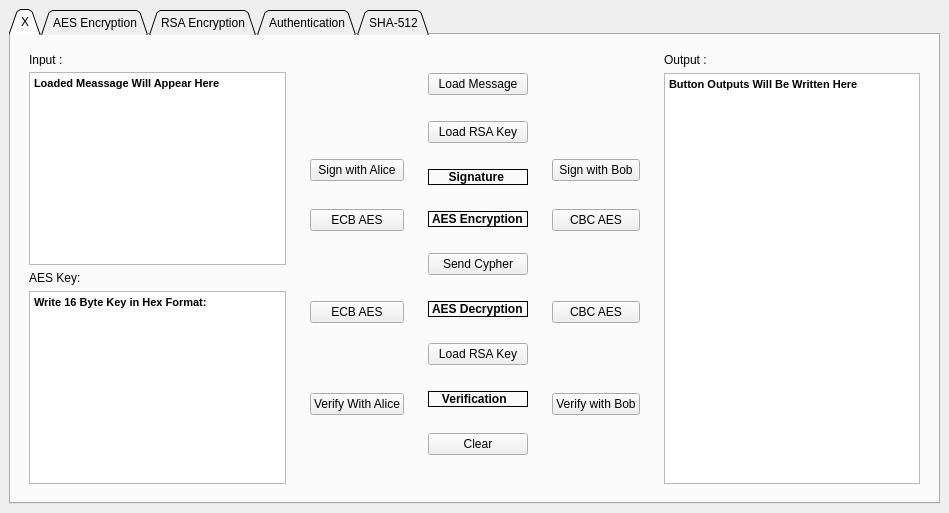
Qt form src/GUI.ui (MostafaMonged/Computer_Security_Project) before a commit.
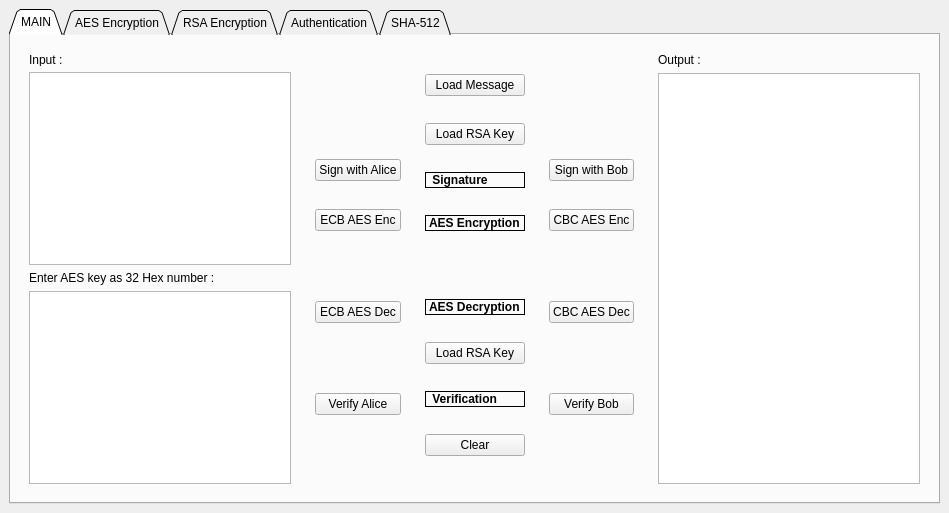
The same form after that commit.

```diff
--- a/src/GUI.ui
+++ b/src/GUI.ui
@@ -61,7 +61,7 @@
       </property>
       <widget class="QWidget" name="tab1">
        <attribute name="title">
-        <string>X</string>
+        <string>MAIN</string>
        </attribute>
        <layout class="QHBoxLayout" name="horizontalLayout_2">
         <item>
@@ -87,7 +87,7 @@
 &lt;html&gt;&lt;head&gt;&lt;meta name=&quot;qrichtext&quot; content=&quot;1&quot; /&gt;&lt;style type=&quot;text/css&quot;&gt;
 p, li { white-space: pre-wrap; }
 &lt;/style&gt;&lt;/head&gt;&lt;body style=&quot; font-family:'MS Shell Dlg 2'; font-size:8.25pt; font-weight:400; font-style:normal;&quot;&gt;
-&lt;p style=&quot; margin-top:0px; margin-bottom:0px; margin-left:0px; margin-right:0px; -qt-block-indent:0; text-indent:0px;&quot;&gt;&lt;span style=&quot; font-weight:600;&quot;&gt;Loaded Meassage Will Appear Here&lt;/span&gt;                                                   &lt;/p&gt;
+&lt;p style=&quot; margin-top:0px; margin-bottom:0px; margin-left:0px; margin-right:0px; -qt-block-indent:0; text-indent:0px;&quot;&gt;                                                            &lt;/p&gt;
 &lt;p style=&quot; margin-top:0px; margin-bottom:0px; margin-left:0px; margin-right:0px; -qt-block-indent:0; text-indent:0px;&quot;&gt;                                                            &lt;/p&gt;
 &lt;p style=&quot;-qt-paragraph-type:empty; margin-top:0px; margin-bottom:0px; margin-left:0px; margin-right:0px; -qt-block-indent:0; text-indent:0px;&quot;&gt;&lt;br /&gt;&lt;/p&gt;&lt;/body&gt;&lt;/html&gt;</string>
              </property>
@@ -96,7 +96,7 @@
            <item>
             <widget class="QLabel" name="KeyAESLabel">
              <property name="text">
-              <string>AES Key:</string>
+              <string>Enter AES key as 32 Hex number :</string>
              </property>
             </widget>
            </item>
@@ -107,7 +107,9 @@
 &lt;html&gt;&lt;head&gt;&lt;meta name=&quot;qrichtext&quot; content=&quot;1&quot; /&gt;&lt;style type=&quot;text/css&quot;&gt;
 p, li { white-space: pre-wrap; }
 &lt;/style&gt;&lt;/head&gt;&lt;body style=&quot; font-family:'MS Shell Dlg 2'; font-size:8.25pt; font-weight:400; font-style:normal;&quot;&gt;
-&lt;p style=&quot; margin-top:0px; margin-bottom:0px; margin-left:0px; margin-right:0px; -qt-block-indent:0; text-indent:0px;&quot;&gt;&lt;span style=&quot; font-weight:600;&quot;&gt;Write 16 Byte Key in Hex Format:&lt;/span&gt;&lt;/p&gt;&lt;/body&gt;&lt;/html&gt;</string>
+&lt;p style=&quot; margin-top:0px; margin-bottom:0px; margin-left:0px; margin-right:0px; -qt-block-indent:0; text-indent:0px;&quot;&gt;                                                            &lt;/p&gt;
+&lt;p style=&quot; margin-top:0px; margin-bottom:0px; margin-left:0px; margin-right:0px; -qt-block-indent:0; text-indent:0px;&quot;&gt;                                                            &lt;/p&gt;
+&lt;p style=&quot;-qt-paragraph-type:empty; margin-top:0px; margin-bottom:0px; margin-left:0px; margin-right:0px; -qt-block-indent:0; text-indent:0px;&quot;&gt;&lt;br /&gt;&lt;/p&gt;&lt;/body&gt;&lt;/html&gt;</string>
              </property>
             </widget>
            </item>
@@ -166,7 +168,7 @@
            <item>
             <widget class="QPushButton" name="ECB_AES_E_X">
              <property name="text">
-              <string>ECB AES</string>
+              <string>ECB AES Enc</string>
              </property>
             </widget>
            </item>
@@ -191,7 +193,7 @@
            <item>
             <widget class="QPushButton" name="ECB_AES_D_X">
              <property name="text">
-              <string>ECB AES</string>
+              <string>ECB AES Dec</string>
              </property>
             </widget>
            </item>
@@ -216,7 +218,7 @@
            <item>
             <widget class="QPushButton" name="Verify_Alice_X">
              <property name="text">
-              <string>Verify With Alice</string>
+              <string>Verify Alice</string>
              </property>
             </widget>
            </item>
@@ -304,7 +306,7 @@
               <enum>QFrame::Box</enum>
              </property>
              <property name="text">
-              <string>     Signature</string>
+              <string> Signature</string>
              </property>
             </widget>
            </item>
@@ -353,7 +355,15 @@
             </widget>
            </item>
            <item>
-            <widget class="QPushButton" name="Send_Cypher_X">
+            <widget class="QPushButton" name="invs20">
+             <property name="styleSheet">
+              <string notr="true">QPushButton {
+                                                            color: rgba(0, 0, 0, 0);
+                                                            background-color: rgba(0, 0, 0, 0);
+                                                            border: 0px;
+                                                            }
+                                                        </string>
+             </property>
              <property name="text">
               <string>Send Cypher</string>
              </property>
@@ -456,7 +466,7 @@
               <enum>QFrame::Box</enum>
              </property>
              <property name="text">
-              <string>   Verification</string>
+              <string> Verification</string>
              </property>
             </widget>
            </item>
@@ -531,7 +541,7 @@
            <item>
             <widget class="QPushButton" name="CBC_AES_E_X">
              <property name="text">
-              <string>CBC AES</string>
+              <string>CBC AES Enc</string>
              </property>
             </widget>
            </item>
@@ -556,7 +566,7 @@
            <item>
             <widget class="QPushButton" name="CBC_AES_D_X">
              <property name="text">
-              <string>CBC AES</string>
+              <string>CBC AES Dec</string>
              </property>
             </widget>
            </item>
@@ -581,7 +591,7 @@
            <item>
             <widget class="QPushButton" name="Verfy_Bob_X">
              <property name="text">
-              <string>Verify with Bob</string>
+              <string>Verify Bob</string>
              </property>
             </widget>
            </item>
@@ -623,7 +633,9 @@
 &lt;html&gt;&lt;head&gt;&lt;meta name=&quot;qrichtext&quot; content=&quot;1&quot; /&gt;&lt;style type=&quot;text/css&quot;&gt;
 p, li { white-space: pre-wrap; }
 &lt;/style&gt;&lt;/head&gt;&lt;body style=&quot; font-family:'MS Shell Dlg 2'; font-size:8.25pt; font-weight:400; font-style:normal;&quot;&gt;
-&lt;p style=&quot; margin-top:0px; margin-bottom:0px; margin-left:0px; margin-right:0px; -qt-block-indent:0; text-indent:0px;&quot;&gt;&lt;span style=&quot; font-weight:600;&quot;&gt;Button Outputs Will Be Written Here&lt;/span&gt;&lt;/p&gt;&lt;/body&gt;&lt;/html&gt;</string>
+&lt;p style=&quot; margin-top:0px; margin-bottom:0px; margin-left:0px; margin-right:0px; -qt-block-indent:0; text-indent:0px;&quot;&gt;                                                            &lt;/p&gt;
+&lt;p style=&quot; margin-top:0px; margin-bottom:0px; margin-left:0px; margin-right:0px; -qt-block-indent:0; text-indent:0px;&quot;&gt;                                                            &lt;/p&gt;
+&lt;p style=&quot;-qt-paragraph-type:empty; margin-top:0px; margin-bottom:0px; margin-left:0px; margin-right:0px; -qt-block-indent:0; text-indent:0px;&quot;&gt;&lt;br /&gt;&lt;/p&gt;&lt;/body&gt;&lt;/html&gt;</string>
              </property>
             </widget>
            </item>
```
Left out of the diff: 211 changed lines with no effect on the pictures.
